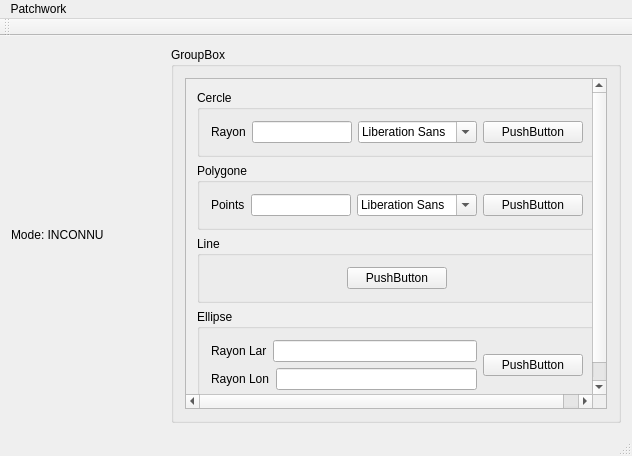
This is PatchWork/gui/patchworkGui/mainwindow.ui in Erakieljj/MLV_Project_cpp as Qt 5 draws it before an edit. The edited form follows.
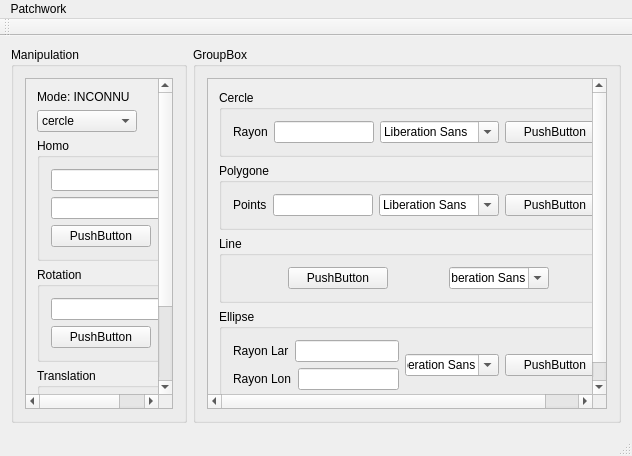
This is the edited form.

Commit message: add color and transformation , bug on rotation

The edit to the form file:
```diff
--- a/PatchWork/gui/patchworkGui/mainwindow.ui
+++ b/PatchWork/gui/patchworkGui/mainwindow.ui
@@ -16,10 +16,268 @@
   <widget class="QWidget" name="centralWidget">
    <layout class="QHBoxLayout" name="horizontalLayout">
     <item>
-     <widget class="QLabel" name="labelMode">
-      <property name="text">
-       <string>Mode: INCONNU</string>
+     <widget class="QGroupBox" name="groupBox_2">
+      <property name="maximumSize">
+       <size>
+        <width>200</width>
+        <height>16777215</height>
+       </size>
       </property>
+      <property name="title">
+       <string>Manipulation</string>
+      </property>
+      <layout class="QVBoxLayout" name="verticalLayout">
+       <item>
+        <widget class="QScrollArea" name="scrollArea_2">
+         <property name="widgetResizable">
+          <bool>true</bool>
+         </property>
+         <widget class="QWidget" name="scrollAreaWidgetContents_2">
+          <property name="geometry">
+           <rect>
+            <x>0</x>
+            <y>0</y>
+            <width>174</width>
+            <height>418</height>
+           </rect>
+          </property>
+          <layout class="QVBoxLayout" name="verticalLayout_6">
+           <item>
+            <widget class="QLabel" name="labelMode">
+             <property name="text">
+              <string>Mode: INCONNU</string>
+             </property>
+            </widget>
+           </item>
+           <item>
+            <widget class="QComboBox" name="comboBox">
+             <property name="minimumSize">
+              <size>
+               <width>100</width>
+               <height>0</height>
+              </size>
+             </property>
+             <property name="maximumSize">
+              <size>
+               <width>100</width>
+               <height>16777215</height>
+              </size>
+             </property>
+             <item>
+              <property name="text">
+               <string>cercle</string>
+              </property>
+             </item>
+             <item>
+              <property name="text">
+               <string>ellipse</string>
+              </property>
+             </item>
+             <item>
+              <property name="text">
+               <string>ligne</string>
+              </property>
+             </item>
+             <item>
+              <property name="text">
+               <string>polygone</string>
+              </property>
+             </item>
+            </widget>
+           </item>
+           <item>
+            <widget class="QGroupBox" name="groupBoxLine_4">
+             <property name="sizePolicy">
+              <sizepolicy hsizetype="Expanding" vsizetype="Preferred">
+               <horstretch>0</horstretch>
+               <verstretch>0</verstretch>
+              </sizepolicy>
+             </property>
+             <property name="minimumSize">
+              <size>
+               <width>150</width>
+               <height>0</height>
+              </size>
+             </property>
+             <property name="maximumSize">
+              <size>
+               <width>150</width>
+               <height>16777215</height>
+              </size>
+             </property>
+             <property name="title">
+              <string>Homo</string>
+             </property>
+             <layout class="QVBoxLayout" name="verticalLayout_7">
+              <item>
+               <widget class="QLineEdit" name="lineEditHx">
+                <property name="minimumSize">
+                 <size>
+                  <width>100</width>
+                  <height>0</height>
+                 </size>
+                </property>
+               </widget>
+              </item>
+              <item>
+               <widget class="QLineEdit" name="lineEditHy">
+                <property name="minimumSize">
+                 <size>
+                  <width>100</width>
+                  <height>0</height>
+                 </size>
+                </property>
+               </widget>
+              </item>
+              <item>
+               <widget class="QPushButton" name="buttonHomo">
+                <property name="minimumSize">
+                 <size>
+                  <width>100</width>
+                  <height>0</height>
+                 </size>
+                </property>
+                <property name="maximumSize">
+                 <size>
+                  <width>100</width>
+                  <height>16777215</height>
+                 </size>
+                </property>
+                <property name="text">
+                 <string>PushButton</string>
+                </property>
+               </widget>
+              </item>
+             </layout>
+            </widget>
+           </item>
+           <item>
+            <widget class="QGroupBox" name="groupBoxLine_2">
+             <property name="sizePolicy">
+              <sizepolicy hsizetype="Expanding" vsizetype="Preferred">
+               <horstretch>0</horstretch>
+               <verstretch>0</verstretch>
+              </sizepolicy>
+             </property>
+             <property name="minimumSize">
+              <size>
+               <width>150</width>
+               <height>0</height>
+              </size>
+             </property>
+             <property name="maximumSize">
+              <size>
+               <width>150</width>
+               <height>16777215</height>
+              </size>
+             </property>
+             <property name="title">
+              <string>Rotation</string>
+             </property>
+             <layout class="QVBoxLayout" name="verticalLayout_3">
+              <item>
+               <widget class="QLineEdit" name="lineEditRotation">
+                <property name="minimumSize">
+                 <size>
+                  <width>100</width>
+                  <height>0</height>
+                 </size>
+                </property>
+               </widget>
+              </item>
+              <item>
+               <widget class="QPushButton" name="buttonRotation">
+                <property name="minimumSize">
+                 <size>
+                  <width>100</width>
+                  <height>0</height>
+                 </size>
+                </property>
+                <property name="maximumSize">
+                 <size>
+                  <width>100</width>
+                  <height>16777215</height>
+                 </size>
+                </property>
+                <property name="text">
+                 <string>PushButton</string>
+                </property>
+               </widget>
+              </item>
+             </layout>
+            </widget>
+           </item>
+           <item>
+            <widget class="QGroupBox" name="groupBoxLine_3">
+             <property name="sizePolicy">
+              <sizepolicy hsizetype="Expanding" vsizetype="Preferred">
+               <horstretch>0</horstretch>
+               <verstretch>0</verstretch>
+              </sizepolicy>
+             </property>
+             <property name="minimumSize">
+              <size>
+               <width>150</width>
+               <height>0</height>
+              </size>
+             </property>
+             <property name="maximumSize">
+              <size>
+               <width>150</width>
+               <height>16777215</height>
+              </size>
+             </property>
+             <property name="title">
+              <string>Translation</string>
+             </property>
+             <layout class="QVBoxLayout" name="verticalLayout_5">
+              <item>
+               <widget class="QLineEdit" name="lineEditTx">
+                <property name="minimumSize">
+                 <size>
+                  <width>100</width>
+                  <height>0</height>
+                 </size>
+                </property>
+               </widget>
+              </item>
+              <item>
+               <widget class="QLineEdit" name="lineEditTy">
+                <property name="minimumSize">
+                 <size>
+                  <width>100</width>
+                  <height>0</height>
+                 </size>
+                </property>
+               </widget>
+              </item>
+              <item>
+               <widget class="QPushButton" name="buttonTranslation">
+                <property name="minimumSize">
+                 <size>
+                  <width>100</width>
+                  <height>0</height>
+                 </size>
+                </property>
+                <property name="maximumSize">
+                 <size>
+                  <width>100</width>
+                  <height>16777215</height>
+                 </size>
+                </property>
+                <property name="text">
+                 <string>PushButton</string>
+                </property>
+               </widget>
+              </item>
+             </layout>
+            </widget>
+           </item>
+          </layout>
+         </widget>
+        </widget>
+       </item>
+      </layout>
      </widget>
     </item>
     <item>
@@ -236,6 +494,22 @@
                 </property>
                </widget>
               </item>
+              <item>
+               <widget class="QFontComboBox" name="comboColorLine">
+                <property name="minimumSize">
+                 <size>
+                  <width>100</width>
+                  <height>0</height>
+                 </size>
+                </property>
+                <property name="maximumSize">
+                 <size>
+                  <width>100</width>
+                  <height>16777215</height>
+                 </size>
+                </property>
+               </widget>
+              </item>
              </layout>
             </widget>
            </item>
@@ -293,6 +567,22 @@
                 </item>
                </layout>
               </item>
+              <item>
+               <widget class="QFontComboBox" name="comboColorEllipse">
+                <property name="minimumSize">
+                 <size>
+                  <width>75</width>
+                  <height>0</height>
+                 </size>
+                </property>
+                <property name="maximumSize">
+                 <size>
+                  <width>100</width>
+                  <height>16777215</height>
+                 </size>
+                </property>
+               </widget>
+              </item>
               <item>
                <widget class="QPushButton" name="buttonEllipse">
                 <property name="minimumSize">
```
The commit also changes 15 other files.
